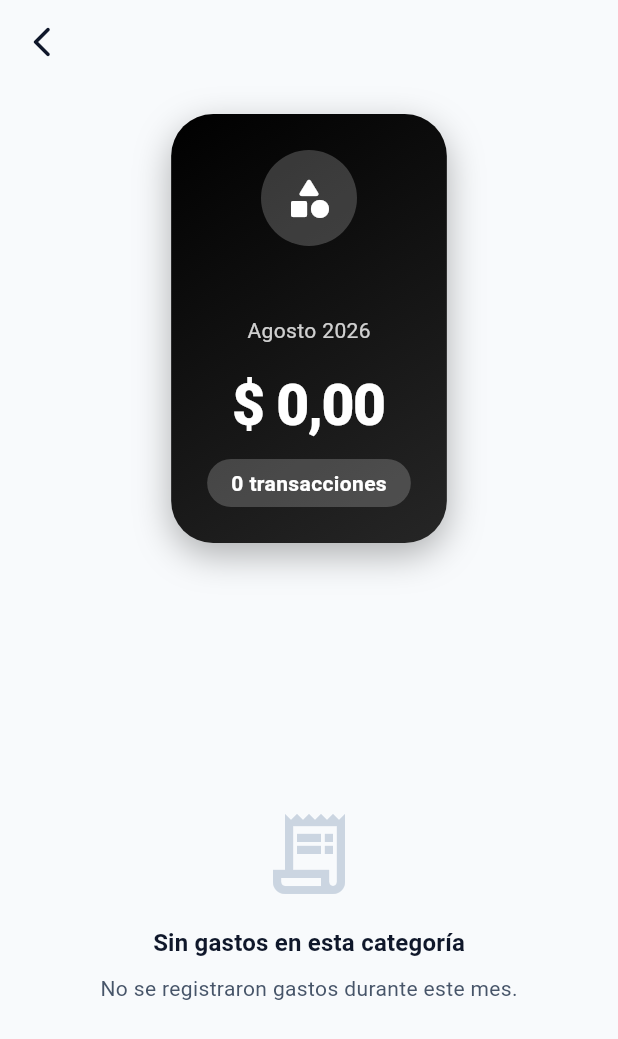
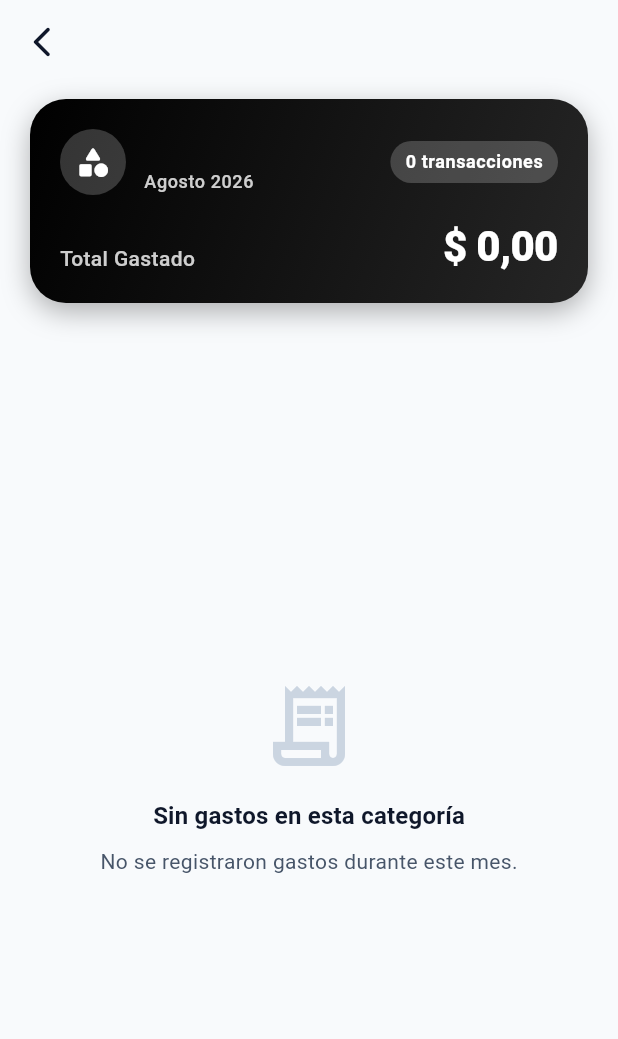
Before and after one commit to fedealbera/gastos-ia, a Flutter app: the CategoryExpensesPage screen opened by its route, on a phone screen of 412 x 824 dp. Shown: the top 1039 px of the screen. Run offline on Flutter 3.47's test engine with Material 3 defaults, Android fonts, the light colour scheme and no system bars; our stand-ins replace cloud_firestore, equatable, firebase_auth, firebase_core, fl_chart, flutter_bloc and 7 more; missing offline and left inert: excel; accounts and stored records are empty; network calls fail.

Commit message:
refactor: improve dashboard responsiveness, update repository sorting, and refine category expense card UI

```diff
--- a/lib/features/dashboard/presentation/pages/dashboard_page.dart
+++ b/lib/features/dashboard/presentation/pages/dashboard_page.dart
@@ -1056,13 +1056,16 @@ class _DashboardPageState extends State<DashboardPage> {
                 ),
               ),
               const SizedBox(height: 8.0),
-              Text(
+              FittedBox(
+                fit: BoxFit.scaleDown,
+                child: Text(
                   '\$ ${NumberFormat('#,##0.00', 'es_AR').format(totalSpent)}',
                   style: theme.textTheme.headlineLarge?.copyWith(
                     color: Colors.white,
                     fontSize: 42.0,
                     fontWeight: FontWeight.w900,
                     letterSpacing: -1,
+                  ),
                 ),
               ),
               const SizedBox(height: 16.0),
@@ -1127,11 +1130,16 @@ class _DashboardPageState extends State<DashboardPage> {
                     child: Icon(Icons.add_rounded, color: theme.colorScheme.primary, size: 28),
                   ),
                   const SizedBox(height: 10.0),
-                  Text(
+                  Padding(
+                    padding: const EdgeInsets.symmetric(horizontal: 4.0),
+                    child: FittedBox(
+                      fit: BoxFit.scaleDown,
+                      child: Text(
                         'Nuevo Gasto',
                         style: theme.textTheme.titleMedium,
                         maxLines: 1,
-                    overflow: TextOverflow.ellipsis,
+                      ),
+                    ),
                   ),
                 ],
               ),
@@ -1166,11 +1174,16 @@ class _DashboardPageState extends State<DashboardPage> {
                     child: Icon(Icons.grid_view_rounded, color: theme.colorScheme.secondary, size: 28),
                   ),
                   const SizedBox(height: 10.0),
-                  Text(
+                  Padding(
+                    padding: const EdgeInsets.symmetric(horizontal: 4.0),
+                    child: FittedBox(
+                      fit: BoxFit.scaleDown,
+                      child: Text(
                         'Categorías',
                         style: theme.textTheme.titleMedium,
                         maxLines: 1,
-                    overflow: TextOverflow.ellipsis,
+                      ),
+                    ),
                   ),
                 ],
               ),
@@ -1205,11 +1218,16 @@ class _DashboardPageState extends State<DashboardPage> {
                     child: const Icon(Icons.history_rounded, color: Color(0xFF8B5CF6), size: 28),
                   ),
                   const SizedBox(height: 10.0),
-                  Text(
+                  Padding(
+                    padding: const EdgeInsets.symmetric(horizontal: 4.0),
+                    child: FittedBox(
+                      fit: BoxFit.scaleDown,
+                      child: Text(
                         'Historial',
                         style: theme.textTheme.titleMedium,
                         maxLines: 1,
-                    overflow: TextOverflow.ellipsis,
+                      ),
+                    ),
                   ),
                 ],
               ),
--- a/lib/features/expenses/data/repositories/expense_repository_impl.dart
+++ b/lib/features/expenses/data/repositories/expense_repository_impl.dart
@@ -16,7 +16,9 @@ class ExpenseRepositoryImpl implements ExpenseRepository {
   Future<List<Expense>> getExpenses() async {
     try {
       final models = await localDataSource.getExpenses();
-      return models.map((m) => m.toEntity()).toList();
+      final entities = models.map((m) => m.toEntity()).toList();
+      entities.sort((a, b) => b.expenseDate.compareTo(a.expenseDate));
+      return entities;
     } catch (e) {
       throw DatabaseFailure('Error al obtener los gastos: $e');
     }
--- a/lib/features/expenses/presentation/pages/category_expenses_page.dart
+++ b/lib/features/expenses/presentation/pages/category_expenses_page.dart
@@ -147,8 +147,8 @@ class _CategoryExpensesPageState extends State<CategoryExpensesPage> {
     final formattedMonth = monthName[0].toUpperCase() + monthName.substring(1);
 
     return Container(
-      margin: const EdgeInsets.all(20.0),
-      padding: const EdgeInsets.all(24.0),
+      margin: const EdgeInsets.symmetric(horizontal: 20.0, vertical: 10.0),
+      padding: const EdgeInsets.all(20.0),
       decoration: BoxDecoration(
         gradient: LinearGradient(
           colors: [
@@ -162,20 +162,23 @@ class _CategoryExpensesPageState extends State<CategoryExpensesPage> {
           begin: Alignment.topLeft,
           end: Alignment.bottomRight,
         ),
-        borderRadius: BorderRadius.circular(28.0),
+        borderRadius: BorderRadius.circular(24.0),
         boxShadow: [
           BoxShadow(
             color: categoryColor.withValues(alpha: 0.3),
-            blurRadius: 20.0,
-            offset: const Offset(0, 8),
+            blurRadius: 15.0,
+            offset: const Offset(0, 6),
           ),
         ],
       ),
       child: Column(
+        mainAxisSize: MainAxisSize.min,
         children: [
-          // Category icon
+          Row(
+            children: [
+              // Category icon (smaller & compact)
               Container(
-            padding: const EdgeInsets.all(16.0),
+                padding: const EdgeInsets.all(10.0),
                 decoration: BoxDecoration(
                   color: Colors.white.withValues(alpha: 0.2),
                   shape: BoxShape.circle,
@@ -186,57 +189,92 @@ class _CategoryExpensesPageState extends State<CategoryExpensesPage> {
                           fontFamily: 'MaterialIcons')
                       : Icons.category_rounded,
                   color: Colors.white,
-              size: 32,
+                  size: 24,
                 ),
+              ),
+              const SizedBox(width: 12.0),
+
+              // Category name and month info
+              Expanded(
+                child: Column(
+                  crossAxisAlignment: CrossAxisAlignment.start,
+                  mainAxisSize: MainAxisSize.min,
+                  children: [
+                    Text(
+                      widget.categoryName,
+                      style: theme.textTheme.titleMedium?.copyWith(
+                        color: Colors.white,
+                        fontWeight: FontWeight.w900,
+                      ),
+                      maxLines: 1,
+                      overflow: TextOverflow.ellipsis,
+                    ),
+                    const SizedBox(height: 2.0),
+                    Text(
+                      formattedMonth,
+                      style: theme.textTheme.bodySmall?.copyWith(
+                        color: Colors.white.withValues(alpha: 0.8),
+                        fontWeight: FontWeight.w500,
+                      ),
+                    ),
+                  ],
+                ),
+              ),
+              const SizedBox(width: 8.0),
+
+              // Transaction count chip
+              Container(
+                constraints: const BoxConstraints(maxWidth: 120.0),
+                padding: const EdgeInsets.symmetric(horizontal: 10.0, vertical: 6.0),
+                decoration: BoxDecoration(
+                  color: Colors.white.withValues(alpha: 0.2),
+                  borderRadius: BorderRadius.circular(16.0),
+                ),
+                child: FittedBox(
+                  fit: BoxFit.scaleDown,
+                  child: Text(
+                    '$count ${count == 1 ? 'transacción' : 'transacciones'}',
+                    style: theme.textTheme.bodySmall?.copyWith(
+                      color: Colors.white,
+                      fontWeight: FontWeight.bold,
+                    ),
+                  ),
+                ),
+              ),
+            ],
           ),
           const SizedBox(height: 16.0),
 
-          // Category name
+          // Total amount section (modern, horizontal, scales dynamically)
+          Row(
+            mainAxisAlignment: MainAxisAlignment.spaceBetween,
+            crossAxisAlignment: CrossAxisAlignment.end,
+            children: [
               Text(
-            widget.categoryName,
-            style: theme.textTheme.titleLarge?.copyWith(
-              color: Colors.white,
-              fontWeight: FontWeight.w800,
+                'Total Gastado',
+                style: theme.textTheme.bodyMedium?.copyWith(
+                  color: Colors.white.withValues(alpha: 0.8),
+                  fontWeight: FontWeight.w500,
                 ),
               ),
-          const SizedBox(height: 4.0),
-
-          // Month label
-          Text(
-            formattedMonth,
-            style: theme.textTheme.bodyMedium?.copyWith(
-              color: Colors.white.withValues(alpha: 0.8),
+              Expanded(
+                child: Align(
+                  alignment: Alignment.centerRight,
+                  child: FittedBox(
+                    fit: BoxFit.scaleDown,
+                    child: Text(
+                      '\$ ${NumberFormat('#,##0.00', 'es_AR').format(totalAmount)}',
+                      style: theme.textTheme.headlineMedium?.copyWith(
+                        color: Colors.white,
+                        fontSize: 28.0,
+                        fontWeight: FontWeight.w900,
+                        letterSpacing: -0.5,
                       ),
                     ),
-          const SizedBox(height: 16.0),
-
-          // Total amount
-          Text(
-            '\$ ${NumberFormat('#,##0.00', 'es_AR').format(totalAmount)}',
-            style: theme.textTheme.headlineLarge?.copyWith(
-              color: Colors.white,
-              fontSize: 38.0,
-              fontWeight: FontWeight.w900,
-              letterSpacing: -1,
                   ),
                 ),
-          const SizedBox(height: 12.0),
-
-          // Transaction count chip
-          Container(
-            padding:
-                const EdgeInsets.symmetric(horizontal: 16.0, vertical: 6.0),
-            decoration: BoxDecoration(
-              color: Colors.white.withValues(alpha: 0.2),
-              borderRadius: BorderRadius.circular(20.0),
               ),
-            child: Text(
-              '$count ${count == 1 ? 'transacción' : 'transacciones'}',
-              style: theme.textTheme.bodyMedium?.copyWith(
-                color: Colors.white,
-                fontWeight: FontWeight.w600,
-              ),
-            ),
+            ],
           ),
         ],
       ),
--- a/lib/features/expenses/presentation/pages/expenses_list_page.dart
+++ b/lib/features/expenses/presentation/pages/expenses_list_page.dart
@@ -84,7 +84,8 @@ class _ExpensesListPageState extends State<ExpensesListPage> {
       if (_searchQuery.isEmpty) return true;
       return (expense.description?.toLowerCase().contains(_searchQuery) ?? false) ||
           expense.categoryName.toLowerCase().contains(_searchQuery);
-    }).toList();
+    }).toList()
+      ..sort((a, b) => b.expenseDate.compareTo(a.expenseDate));
 
     if (filtered.isEmpty) {
       ScaffoldMessenger.of(context).showSnackBar(
@@ -244,7 +245,8 @@ class _ExpensesListPageState extends State<ExpensesListPage> {
                       if (_searchQuery.isEmpty) return true;
                       return (expense.description?.toLowerCase().contains(_searchQuery) ?? false) ||
                           expense.categoryName.toLowerCase().contains(_searchQuery);
-                    }).toList();
+                    }).toList()
+                      ..sort((a, b) => b.expenseDate.compareTo(a.expenseDate));
 
                     if (filtered.isEmpty) {
                       return Center(
--- a/lib/features/splash/presentation/pages/splash_page.dart
+++ b/lib/features/splash/presentation/pages/splash_page.dart
@@ -113,7 +113,7 @@ class _SplashPageState extends State<SplashPage> with SingleTickerProviderStateM
                     AppLogo(size: 130.0),
                     const SizedBox(height: 32.0),
                     Text(
-                      'Gastos IA',
+                      'Gastos',
                       style: theme.textTheme.headlineLarge?.copyWith(
                         fontWeight: FontWeight.w900,
                         letterSpacing: -1.5,
--- a/pubspec.yaml
+++ b/pubspec.yaml
@@ -16,7 +16,7 @@ publish_to: 'none' # Remove this line if you wish to publish to pub.dev
 # https://developer.apple.com/library/archive/documentation/General/Reference/InfoPlistKeyReference/Articles/CoreFoundationKeys.html
 # In Windows, build-name is used as the major, minor, and patch parts
 # of the product and file versions while build-number is used as the build suffix.
-version: 1.0.2+5
+version: 1.0.4+7
 
 environment:
   sdk: ^3.7.2
```
Also changed, not shown: 2 other files. Lines whose indentation alone changed are shown as unchanged.
